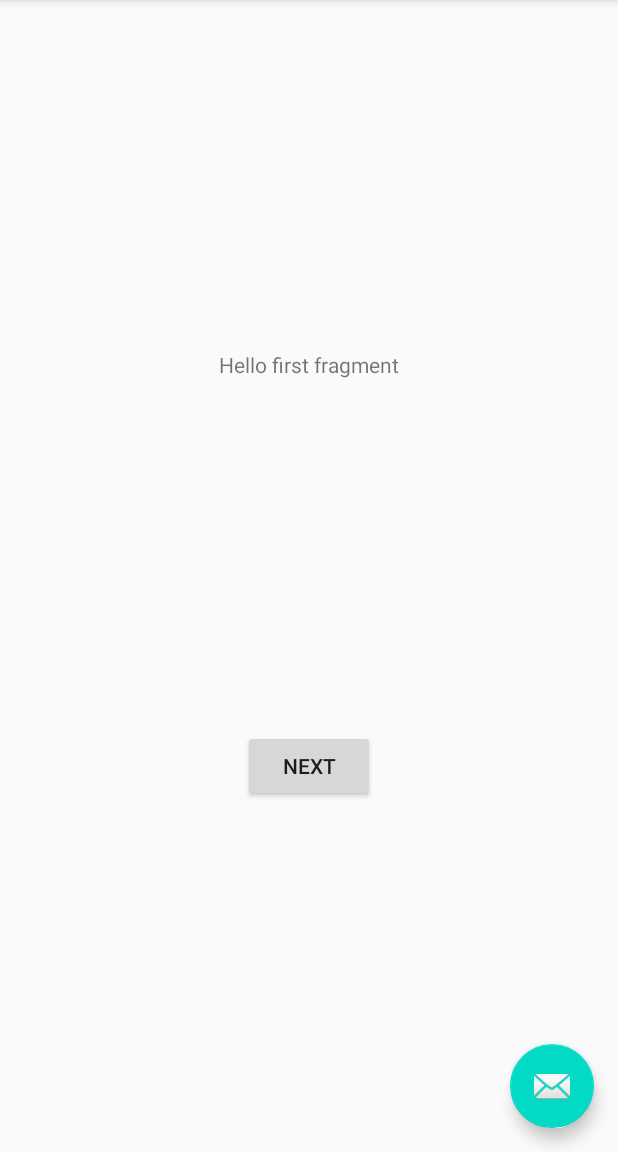
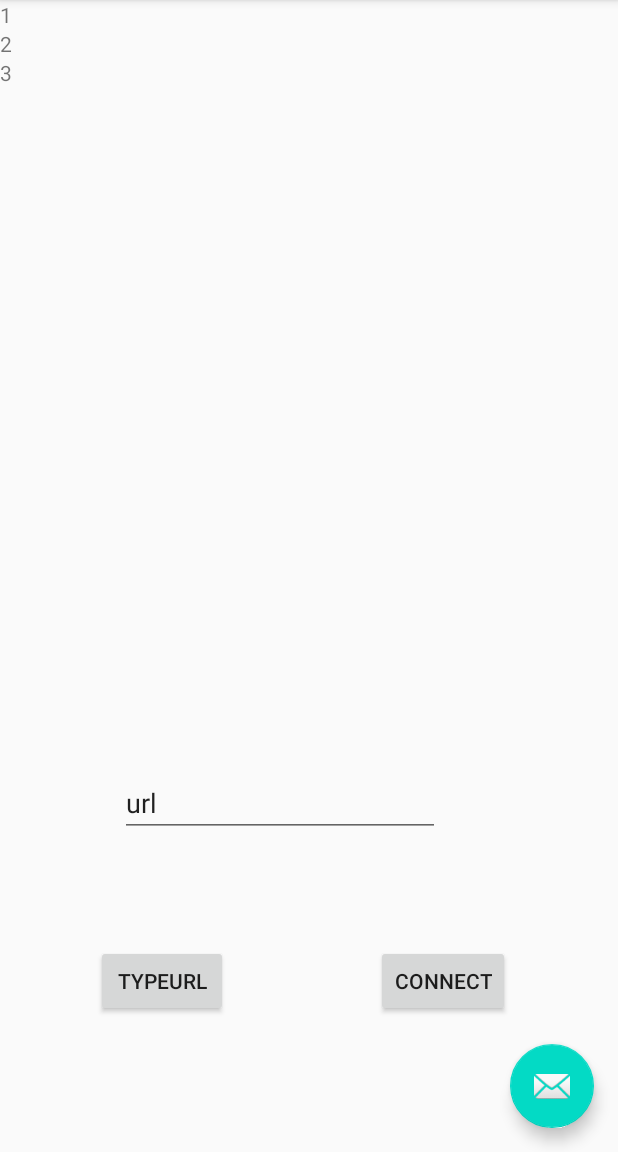
Before and after one commit to aabbccddeef/FlightMobileApp, an Android app: the screen it shows after launch (MainActivity), on a phone screen of 412 x 824 dp, the part 84-1236 px from its top. Run offline under Robolectric (Android 15) with nearby library versions, the phone set to English and light mode, and no system bars.

Commit message:
build Login fragment

```diff
--- a/app/build.gradle
+++ b/app/build.gradle
@@ -46,6 +46,9 @@ dependencies {
     implementation 'androidx.constraintlayout:constraintlayout:1.1.3'
     implementation 'androidx.navigation:navigation-fragment-ktx:2.2.2'
     implementation 'androidx.navigation:navigation-ui-ktx:2.2.2'
+    implementation 'androidx.legacy:legacy-support-v4:1.0.0'
+    implementation 'androidx.lifecycle:lifecycle-extensions:2.0.0'
+    implementation 'androidx.lifecycle:lifecycle-viewmodel-ktx:2.0.0'
     testImplementation 'junit:junit:4.12'
     androidTestImplementation 'androidx.test.ext:junit:1.1.1'
     androidTestImplementation 'androidx.test.espresso:espresso-core:3.2.0'
--- a/app/src/main/java/com/example/flightmobileapp/FirstFragment.kt
+++ b/app/src/main/java/com/example/flightmobileapp/FirstFragment.kt
@@ -7,6 +7,7 @@ import android.view.View
 import android.view.ViewGroup
 import android.widget.Button
 import androidx.navigation.fragment.findNavController
+import kotlinx.android.synthetic.main.fragment_first.*
 
 /**
  * A simple [Fragment] subclass as the default destination in the navigation.
@@ -24,8 +25,12 @@ class FirstFragment : Fragment() {
     override fun onViewCreated(view: View, savedInstanceState: Bundle?) {
         super.onViewCreated(view, savedInstanceState)
 
-        view.findViewById<Button>(R.id.button_first).setOnClickListener {
-            findNavController().navigate(R.id.action_FirstFragment_to_SecondFragment)
+        button_first.setOnClickListener(View.OnClickListener {
+
+        })
+
+        view.findViewById<View>(R.id.button_first).setOnClickListener {
+           // findNavController().navigate(R.id.action_FirstFragment_to_SecondFragment)
         }
     }
 }
--- /dev/null
+++ b/app/src/main/java/com/example/flightmobileapp/LoginFragment.kt
@@ -0,0 +1,48 @@
+package com.example.flightmobileapp
+
+import androidx.lifecycle.ViewModelProviders
+import android.os.Bundle
+import androidx.fragment.app.Fragment
+import android.view.LayoutInflater
+import android.view.View
+import android.view.ViewGroup
+import androidx.lifecycle.Observer
+import androidx.recyclerview.widget.LinearLayoutManager
+import kotlinx.android.synthetic.main.login_fragment.*
+
+
+class LoginFragment : Fragment() {
+
+    companion object {
+        fun newInstance() = LoginFragment()
+    }
+
+    private lateinit var viewModel: LoginViewModel
+
+    override fun onCreateView(
+        inflater: LayoutInflater, container: ViewGroup?,
+        savedInstanceState: Bundle?
+    ): View? {
+        return inflater.inflate(R.layout.login_fragment, container, false)
+    }
+
+    override fun onActivityCreated(savedInstanceState: Bundle?) {
+        super.onActivityCreated(savedInstanceState)
+        viewModel = ViewModelProviders.of(this).get(LoginViewModel::class.java)
+        // TODO: Use the ViewModel
+
+        val adapter = MyAdapter()
+        recycler.adapter = adapter
+        recycler.layoutManager = LinearLayoutManager(context)
+
+        type_url.setOnClickListener(View.OnClickListener {
+            var txt = url.text
+            viewModel.addUrl(txt.toString())
+        })
+
+        viewModel.urls.observe(viewLifecycleOwner, Observer {
+
+        })
+    }
+
+}
--- /dev/null
+++ b/app/src/main/java/com/example/flightmobileapp/LoginViewModel.kt
@@ -0,0 +1,20 @@
+package com.example.flightmobileapp
+
+import androidx.lifecycle.LiveData
+import androidx.lifecycle.MutableLiveData
+import androidx.lifecycle.ViewModel
+
+class LoginViewModel : ViewModel() {
+
+
+    private val _urls = MutableLiveData<ArrayList<String>>()
+    val urls: LiveData<ArrayList<String>>
+        get() {
+            return _urls
+        }
+
+    fun addUrl(url: String) {
+        _urls.value?.add(url)
+    }
+    // TODO: Implement the ViewModel
+}
--- /dev/null
+++ b/app/src/main/java/com/example/flightmobileapp/MyAdapter.kt
@@ -0,0 +1,32 @@
+package com.example.flightmobileapp
+
+import android.view.LayoutInflater
+import android.view.View
+import android.view.ViewGroup
+import android.widget.TextView
+import androidx.recyclerview.widget.RecyclerView
+
+public class MyAdapter : RecyclerView.Adapter<MyAdapter.ViewHolder>(){
+
+
+    val arr = arrayOf(1,2,3)
+
+    override fun onCreateViewHolder(parent: ViewGroup, viewType: Int): ViewHolder {
+        val v = LayoutInflater.from(parent.context).inflate(R.layout.row, parent, false)
+        return ViewHolder(v)
+    }
+
+    override fun getItemCount(): Int {
+        return arr.size
+    }
+
+    override fun onBindViewHolder(holder: ViewHolder, position: Int) {
+        holder.textView.text = arr[position].toString()
+    }
+
+
+
+    class ViewHolder(itemView: View) : RecyclerView.ViewHolder(itemView) {
+        val textView = itemView.findViewById(R.id.row_text) as TextView
+    }
+}
--- a/app/src/main/java/com/example/flightmobileapp/SecondFragment.kt
+++ b/app/src/main/java/com/example/flightmobileapp/SecondFragment.kt
@@ -25,7 +25,7 @@ class SecondFragment : Fragment() {
         super.onViewCreated(view, savedInstanceState)
 
         view.findViewById<Button>(R.id.button_second).setOnClickListener {
-            findNavController().navigate(R.id.action_SecondFragment_to_FirstFragment)
+           // findNavController().navigate(R.id.action_SecondFragment_to_FirstFragment)
         }
     }
 }
--- a/app/src/main/res/layout/fragment_first.xml
+++ b/app/src/main/res/layout/fragment_first.xml
@@ -6,16 +6,6 @@
     android:layout_height="match_parent"
     tools:context=".FirstFragment">
 
-    <TextView
-        android:id="@+id/textview_first"
-        android:layout_width="wrap_content"
-        android:layout_height="wrap_content"
-        android:text="@string/hello_first_fragment"
-        app:layout_constraintBottom_toTopOf="@id/button_first"
-        app:layout_constraintEnd_toEndOf="parent"
-        app:layout_constraintStart_toStartOf="parent"
-        app:layout_constraintTop_toTopOf="parent" />
-
     <Button
         android:id="@+id/button_first"
         android:layout_width="wrap_content"
@@ -23,6 +13,6 @@
         android:text="@string/next"
         app:layout_constraintBottom_toBottomOf="parent"
         app:layout_constraintEnd_toEndOf="parent"
-        app:layout_constraintStart_toStartOf="parent"
-        app:layout_constraintTop_toBottomOf="@id/textview_first" />
+        app:layout_constraintHorizontal_bias="0.752"
+        app:layout_constraintStart_toStartOf="parent" />
 </androidx.constraintlayout.widget.ConstraintLayout>
--- /dev/null
+++ b/app/src/main/res/layout/login_fragment.xml
@@ -0,0 +1,55 @@
+<?xml version="1.0" encoding="utf-8"?>
+<FrameLayout xmlns:android="http://schemas.android.com/apk/res/android"
+    xmlns:app="http://schemas.android.com/apk/res-auto"
+    xmlns:tools="http://schemas.android.com/tools"
+    android:layout_width="match_parent"
+    android:layout_height="match_parent"
+    tools:context=".LoginFragment">
+
+    <androidx.constraintlayout.widget.ConstraintLayout
+        android:layout_width="match_parent"
+        android:layout_height="match_parent">
+
+        <androidx.recyclerview.widget.RecyclerView
+            android:id="@+id/recycler"
+            android:layout_width="match_parent"
+            android:layout_height="300dp"
+            app:layout_constraintStart_toStartOf="parent"
+            app:layout_constraintTop_toTopOf="parent" />
+
+        <Button
+            android:id="@+id/type_url"
+            android:layout_width="wrap_content"
+            android:layout_height="wrap_content"
+            android:layout_marginStart="64dp"
+            android:layout_marginTop="311dp"
+            android:layout_marginBottom="72dp"
+            android:text="TypeURL"
+            app:layout_constraintBottom_toBottomOf="parent"
+            app:layout_constraintStart_toStartOf="parent"
+            app:layout_constraintTop_toBottomOf="@+id/recycler" />
+
+        <Button
+            android:id="@+id/connect"
+            android:layout_width="wrap_content"
+            android:layout_height="wrap_content"
+            android:layout_marginEnd="72dp"
+            android:text="Connect"
+            app:layout_constraintBottom_toBottomOf="@+id/type_url"
+            app:layout_constraintEnd_toEndOf="parent" />
+
+        <EditText
+            android:id="@+id/url"
+            android:layout_width="wrap_content"
+            android:layout_height="wrap_content"
+            android:layout_marginStart="80dp"
+            android:layout_marginBottom="72dp"
+            android:ems="10"
+            android:inputType="textPersonName"
+            android:text="url"
+            app:layout_constraintBottom_toTopOf="@+id/type_url"
+            app:layout_constraintStart_toStartOf="parent" />
+
+    </androidx.constraintlayout.widget.ConstraintLayout>
+
+</FrameLayout>
--- /dev/null
+++ b/app/src/main/res/layout/row.xml
@@ -0,0 +1,12 @@
+<?xml version="1.0" encoding="utf-8"?>
+<LinearLayout xmlns:android="http://schemas.android.com/apk/res/android"
+    android:layout_width="match_parent"
+    android:layout_height="wrap_content">
+
+    <TextView
+        android:id="@+id/row_text"
+        android:layout_width="wrap_content"
+        android:layout_height="wrap_content"
+        android:layout_weight="1"
+        android:text="TextView" />
+</LinearLayout>
--- a/app/src/main/res/navigation/nav_graph.xml
+++ b/app/src/main/res/navigation/nav_graph.xml
@@ -3,26 +3,10 @@
     xmlns:app="http://schemas.android.com/apk/res-auto"
     xmlns:tools="http://schemas.android.com/tools"
     android:id="@+id/nav_graph"
-    app:startDestination="@id/FirstFragment">
-
+    app:startDestination="@id/loginFragment">
     <fragment
-        android:id="@+id/FirstFragment"
-        android:name="com.example.flightmobileapp.FirstFragment"
-        android:label="@string/first_fragment_label"
-        tools:layout="@layout/fragment_first">
-
-        <action
-            android:id="@+id/action_FirstFragment_to_SecondFragment"
-            app:destination="@id/SecondFragment" />
-    </fragment>
-    <fragment
-        android:id="@+id/SecondFragment"
-        android:name="com.example.flightmobileapp.SecondFragment"
-        android:label="@string/second_fragment_label"
-        tools:layout="@layout/fragment_second">
-
-        <action
-            android:id="@+id/action_SecondFragment_to_FirstFragment"
-            app:destination="@id/FirstFragment" />
-    </fragment>
+        android:id="@+id/loginFragment"
+        android:name="com.example.flightmobileapp.LoginFragment"
+        android:label="login_fragment"
+        tools:layout="@layout/login_fragment" />
 </navigation>
```
